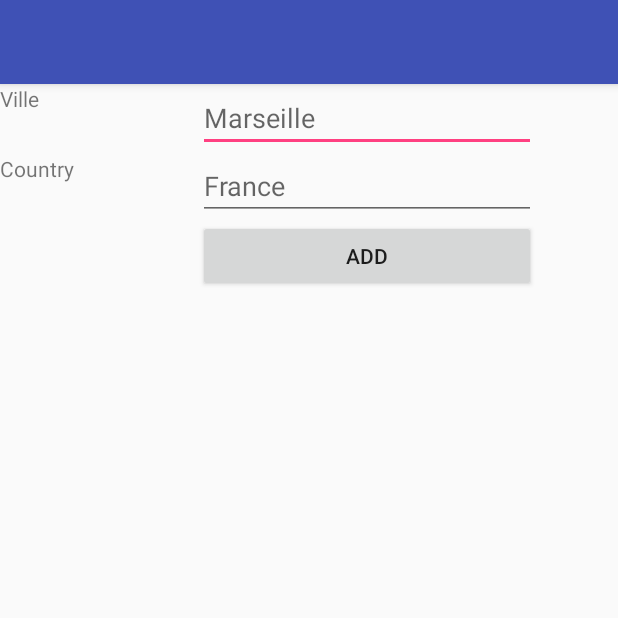
After one commit to j-corral/weather_app, an Android app: the AddCityActivity screen opened directly, with no data from a screen before it, on a phone screen of 412 x 824 dp, the top half of it. The commit adds this screen. Run offline under Robolectric (Android 15) with nearby library versions, the phone set to English and light mode, and no system bars.

Commit message:
feat(app): add new city

```diff
--- a/app/build.gradle
+++ b/app/build.gradle
@@ -54,5 +54,6 @@ dependencies {
     compile 'com.intuit.sdp:sdp-android:1.0.4'
     compile 'com.intuit.ssp:ssp-android:1.0.4'
     compile 'com.google.android:flexbox:0.2.5'
+    compile 'com.android.support:design:25.3.1'
     testCompile 'junit:junit:4.12'
 }
--- a/app/src/main/AndroidManifest.xml
+++ b/app/src/main/AndroidManifest.xml
@@ -17,7 +17,11 @@
             </intent-filter>
         </activity>
         <activity android:name=".Listview" />
-        <activity android:name=".CityView"></activity>
+        <activity android:name=".CityView" />
+        <activity
+            android:name=".AddCityActivity"
+            android:label="@string/title_activity_add_city"
+            android:theme="@style/AppTheme.NoActionBar"></activity>
     </application>
 
 </manifest>
--- /dev/null
+++ b/app/src/main/java/com/quai13/weather/AddCityActivity.java
@@ -0,0 +1,47 @@
+package com.quai13.weather;
+
+import android.content.Intent;
+import android.os.Bundle;
+import android.support.design.widget.FloatingActionButton;
+import android.support.design.widget.Snackbar;
+import android.support.v7.app.AppCompatActivity;
+import android.support.v7.widget.Toolbar;
+import android.view.View;
+import android.widget.Button;
+import android.widget.EditText;
+
+public class AddCityActivity extends AppCompatActivity {
+
+
+    @Override
+    protected void onCreate(Bundle savedInstanceState) {
+        super.onCreate(savedInstanceState);
+        setContentView(R.layout.activity_add_city);
+        //Toolbar toolbar = (Toolbar) findViewById(R.id.toolbar);
+        //setSupportActionBar(toolbar);
+
+        Button btnAddCity = (Button) findViewById(R.id.btnAddCity);
+
+        btnAddCity.setOnClickListener(new View.OnClickListener() {
+            public void onClick(View v) {
+
+                EditText inputCity = (EditText) findViewById(R.id.inputCity);
+                EditText inputCountry = (EditText) findViewById(R.id.inputCountry);
+
+                Intent intent = new Intent();
+                intent.putExtra("city", inputCity.getText().toString());
+                intent.putExtra("country", inputCountry.getText().toString());
+                setResult(RESULT_OK, intent);
+                finish();
+
+
+
+
+            }
+        });
+
+
+
+    }
+
+}
--- a/app/src/main/java/com/quai13/weather/CityView.java
+++ b/app/src/main/java/com/quai13/weather/CityView.java
@@ -2,6 +2,9 @@ package com.quai13.weather;
 
 import android.support.v7.app.AppCompatActivity;
 import android.os.Bundle;
+import android.view.Menu;
+import android.view.MenuInflater;
+import android.view.MenuItem;
 import android.widget.TextView;
 
 public class CityView extends AppCompatActivity {
@@ -34,8 +37,8 @@ public class CityView extends AppCompatActivity {
         valueDate.setText(city.getHDate());
 
 
+    }
 
 
 
-    }
 }
--- /dev/null
+++ b/app/src/main/res/layout/activity_add_city.xml
@@ -0,0 +1,25 @@
+<?xml version="1.0" encoding="utf-8"?>
+<android.support.design.widget.CoordinatorLayout xmlns:android="http://schemas.android.com/apk/res/android"
+    xmlns:app="http://schemas.android.com/apk/res-auto"
+    xmlns:tools="http://schemas.android.com/tools"
+    android:layout_width="match_parent"
+    android:layout_height="match_parent"
+    tools:context="com.quai13.weather.AddCityActivity">
+
+    <android.support.design.widget.AppBarLayout
+        android:layout_width="match_parent"
+        android:layout_height="wrap_content"
+        android:theme="@style/AppTheme.AppBarOverlay">
+
+        <android.support.v7.widget.Toolbar
+            android:id="@+id/toolbar"
+            android:layout_width="match_parent"
+            android:layout_height="?attr/actionBarSize"
+            android:background="?attr/colorPrimary"
+            app:popupTheme="@style/AppTheme.PopupOverlay" />
+
+    </android.support.design.widget.AppBarLayout>
+
+    <include layout="@layout/content_add_city" />
+
+</android.support.design.widget.CoordinatorLayout>
--- a/app/src/main/res/layout/activity_main.xml
+++ b/app/src/main/res/layout/activity_main.xml
@@ -4,6 +4,7 @@
     xmlns:tools="http://schemas.android.com/tools"
     android:layout_width="match_parent"
     android:layout_height="match_parent"
+    android:theme="@style/ThemeOverlay.AppCompat.Dark.ActionBar"
     tools:context="com.quai13.weather.MainActivity">
 
 
--- /dev/null
+++ b/app/src/main/res/layout/content_add_city.xml
@@ -0,0 +1,73 @@
+<?xml version="1.0" encoding="utf-8"?>
+<android.support.constraint.ConstraintLayout xmlns:android="http://schemas.android.com/apk/res/android"
+    xmlns:app="http://schemas.android.com/apk/res-auto"
+    xmlns:tools="http://schemas.android.com/tools"
+    android:layout_width="match_parent"
+    android:layout_height="match_parent"
+    app:layout_behavior="@string/appbar_scrolling_view_behavior"
+    tools:context="com.quai13.weather.AddCityActivity"
+    tools:showIn="@layout/activity_add_city">
+
+
+    <LinearLayout
+        android:layout_width="368dp"
+        android:layout_height="495dp"
+        android:orientation="horizontal"
+        tools:layout_editor_absoluteX="15dp"
+        tools:layout_editor_absoluteY="8dp"
+        android:weightSum="1">
+
+        <LinearLayout
+            android:layout_width="118dp"
+            android:layout_height="match_parent"
+            android:orientation="vertical"
+            android:weightSum="1"
+            android:layout_weight="0.26">
+
+            <TextView
+                android:id="@+id/labelCity"
+                android:layout_width="match_parent"
+                android:layout_height="wrap_content"
+                android:layout_weight="0.06"
+                android:text="Ville" />
+
+            <TextView
+                android:id="@+id/labelCountry"
+                android:layout_width="match_parent"
+                android:layout_height="wrap_content"
+                android:layout_weight="0.04"
+                android:text="Country" />
+
+        </LinearLayout>
+
+        <LinearLayout
+            android:layout_width="195dp"
+            android:layout_height="match_parent"
+            android:orientation="vertical"
+            android:layout_weight="0.55">
+
+            <EditText
+                android:id="@+id/inputCity"
+                android:layout_width="match_parent"
+                android:layout_height="wrap_content"
+                android:ems="10"
+                android:hint="Marseille"
+                android:inputType="text" />
+
+            <EditText
+                android:id="@+id/inputCountry"
+                android:layout_width="match_parent"
+                android:layout_height="wrap_content"
+                android:ems="10"
+                android:hint="France"
+                android:inputType="text" />
+
+            <Button
+                android:id="@+id/btnAddCity"
+                android:layout_width="match_parent"
+                android:layout_height="wrap_content"
+                android:text="Add" />
+        </LinearLayout>
+
+    </LinearLayout>
+</android.support.constraint.ConstraintLayout>
--- /dev/null
+++ b/app/src/main/res/values/dimens.xml
@@ -0,0 +1,3 @@
+<resources>
+    <dimen name="fab_margin">16dp</dimen>
+</resources>
--- a/app/src/main/res/values/strings.xml
+++ b/app/src/main/res/values/strings.xml
@@ -1,3 +1,4 @@
 <resources>
     <string name="app_name">Weather</string>
+    <string name="title_activity_add_city">AddCityActivity</string>
 </resources>
--- a/app/src/main/res/values/styles.xml
+++ b/app/src/main/res/values/styles.xml
@@ -8,4 +8,13 @@
         <item name="colorAccent">@color/colorAccent</item>
     </style>
 
+    <style name="AppTheme.NoActionBar">
+        <item name="windowActionBar">false</item>
+        <item name="windowNoTitle">true</item>
+    </style>
+
+    <style name="AppTheme.AppBarOverlay" parent="ThemeOverlay.AppCompat.Dark.ActionBar" />
+
+    <style name="AppTheme.PopupOverlay" parent="ThemeOverlay.AppCompat.Light" />
+
 </resources>
```
Also changed, not shown: app/src/main/java/com/quai13/weather/City.java (+10 -0 lines), app/src/main/java/com/quai13/weather/MainActivity.java (+51 -0 lines), app/src/main/java/com/quai13/weather/Tools.java (added, +16 -0 lines), app/src/main/res/menu/menu_actionbar.xml (added, +9 -0 lines).
